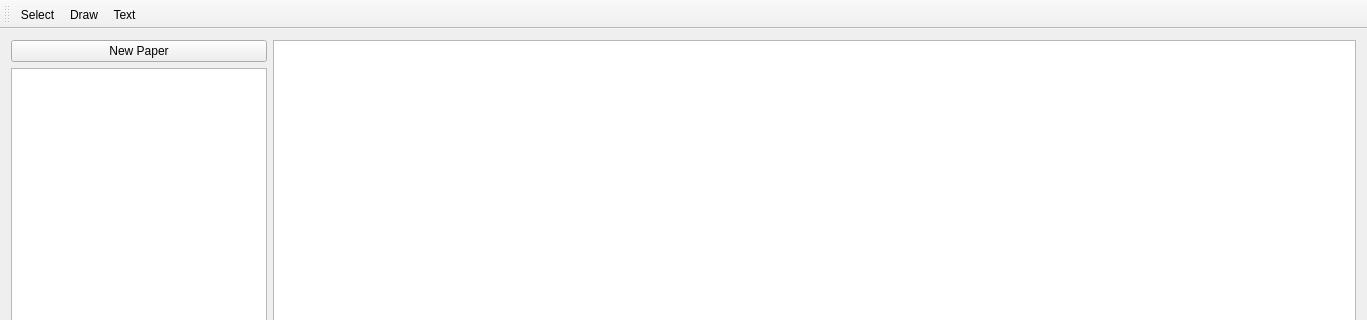
Old version of the form journal/mainwindow.ui in the repository baronleonardo/Journal; both pictures show x 0 to 1367 and y 0 to 320 of the 1367 by 720 pixel window.
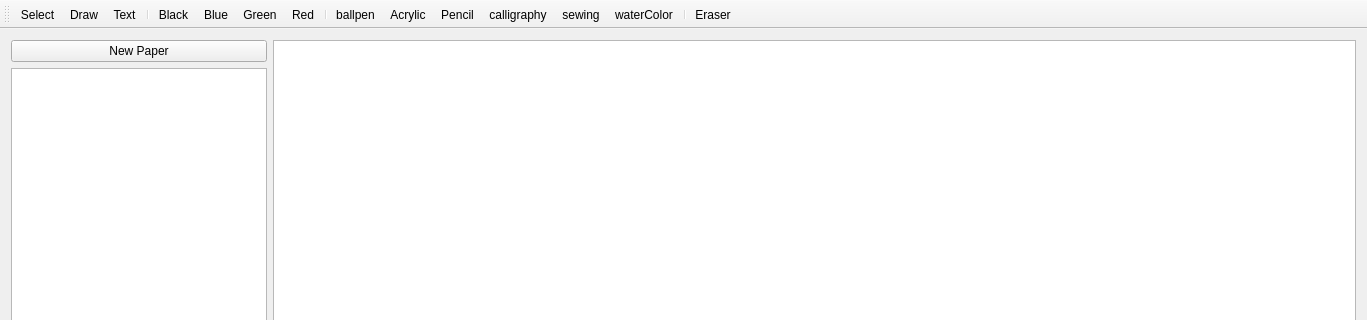
New version of the form. Icons and pictures are not drawn. Custom widgets are drawn as their Qt base class.

Commit message: added buttons for colors and the brushes I'll add. colors are functionals while the brushes are still not. a stroke is turned into a pixitem and is saved loaded on demand

The edit to the form file:
```diff
--- a/journal/mainwindow.ui
+++ b/journal/mainwindow.ui
@@ -64,6 +64,20 @@
    <addaction name="actionSelect"/>
    <addaction name="actionDraw"/>
    <addaction name="actionText"/>
+   <addaction name="separator"/>
+   <addaction name="actionBlack"/>
+   <addaction name="actionBlue"/>
+   <addaction name="actionGreen"/>
+   <addaction name="actionRed"/>
+   <addaction name="separator"/>
+   <addaction name="actionballpen"/>
+   <addaction name="actionAcrylic"/>
+   <addaction name="actionPencil"/>
+   <addaction name="actioncalligraphy"/>
+   <addaction name="actionsewing"/>
+   <addaction name="actionwaterColor"/>
+   <addaction name="separator"/>
+   <addaction name="actionEraser"/>
   </widget>
   <widget class="QStatusBar" name="statusBar"/>
   <action name="actionDraw">
@@ -117,6 +131,105 @@
     <string>Ctrl+S, Esc</string>
    </property>
   </action>
+  <action name="actionBlack">
+   <property name="icon">
+    <iconset resource="assets.qrc">
+     <normaloff>:/assets/black.png</normaloff>:/assets/black.png</iconset>
+   </property>
+   <property name="text">
+    <string>Black</string>
+   </property>
+  </action>
+  <action name="actionBlue">
+   <property name="icon">
+    <iconset resource="assets.qrc">
+     <normaloff>:/assets/blue.png</normaloff>:/assets/blue.png</iconset>
+   </property>
+   <property name="text">
+    <string>Blue</string>
+   </property>
+  </action>
+  <action name="actionGreen">
+   <property name="icon">
+    <iconset resource="assets.qrc">
+     <normaloff>:/assets/green.png</normaloff>:/assets/green.png</iconset>
+   </property>
+   <property name="text">
+    <string>Green</string>
+   </property>
+  </action>
+  <action name="actionRed">
+   <property name="icon">
+    <iconset resource="assets.qrc">
+     <normaloff>:/assets/red.png</normaloff>:/assets/red.png</iconset>
+   </property>
+   <property name="text">
+    <string>Red</string>
+   </property>
+  </action>
+  <action name="actionballpen">
+   <property name="icon">
+    <iconset resource="assets.qrc">
+     <normaloff>:/brushes/deevad/ballpen_prev.png</normaloff>:/brushes/deevad/ballpen_prev.png</iconset>
+   </property>
+   <property name="text">
+    <string>ballpen</string>
+   </property>
+  </action>
+  <action name="actionAcrylic">
+   <property name="icon">
+    <iconset resource="assets.qrc">
+     <normaloff>:/brushes/tanda/acrylic-05-with-water_prev.png</normaloff>:/brushes/tanda/acrylic-05-with-water_prev.png</iconset>
+   </property>
+   <property name="text">
+    <string>Acrylic</string>
+   </property>
+  </action>
+  <action name="actionPencil">
+   <property name="icon">
+    <iconset resource="assets.qrc">
+     <normaloff>:/brushes/deevad/2B_pencil_prev.png</normaloff>:/brushes/deevad/2B_pencil_prev.png</iconset>
+   </property>
+   <property name="text">
+    <string>Pencil</string>
+   </property>
+  </action>
+  <action name="actionwaterColor">
+   <property name="icon">
+    <iconset resource="assets.qrc">
+     <normaloff>:/brushes/deevad/watercolor_glazing_prev.png</normaloff>:/brushes/deevad/watercolor_glazing_prev.png</iconset>
+   </property>
+   <property name="text">
+    <string>waterColor</string>
+   </property>
+  </action>
+  <action name="actioncalligraphy">
+   <property name="icon">
+    <iconset resource="assets.qrc">
+     <normaloff>:/brushes/classic/calligraphy_prev.png</normaloff>:/brushes/classic/calligraphy_prev.png</iconset>
+   </property>
+   <property name="text">
+    <string>calligraphy</string>
+   </property>
+  </action>
+  <action name="actionsewing">
+   <property name="icon">
+    <iconset resource="assets.qrc">
+     <normaloff>:/brushes/experimental/sewing_prev.png</normaloff>:/brushes/experimental/sewing_prev.png</iconset>
+   </property>
+   <property name="text">
+    <string>sewing</string>
+   </property>
+  </action>
+  <action name="actionEraser">
+   <property name="icon">
+    <iconset resource="assets.qrc">
+     <normaloff>:/brushes/deevad/large_hard_eraser_prev.png</normaloff>:/brushes/deevad/large_hard_eraser_prev.png</iconset>
+   </property>
+   <property name="text">
+    <string>Eraser</string>
+   </property>
+  </action>
  </widget>
  <layoutdefault spacing="6" margin="11"/>
  <customwidgets>
```
The commit also changes 16 other files.
